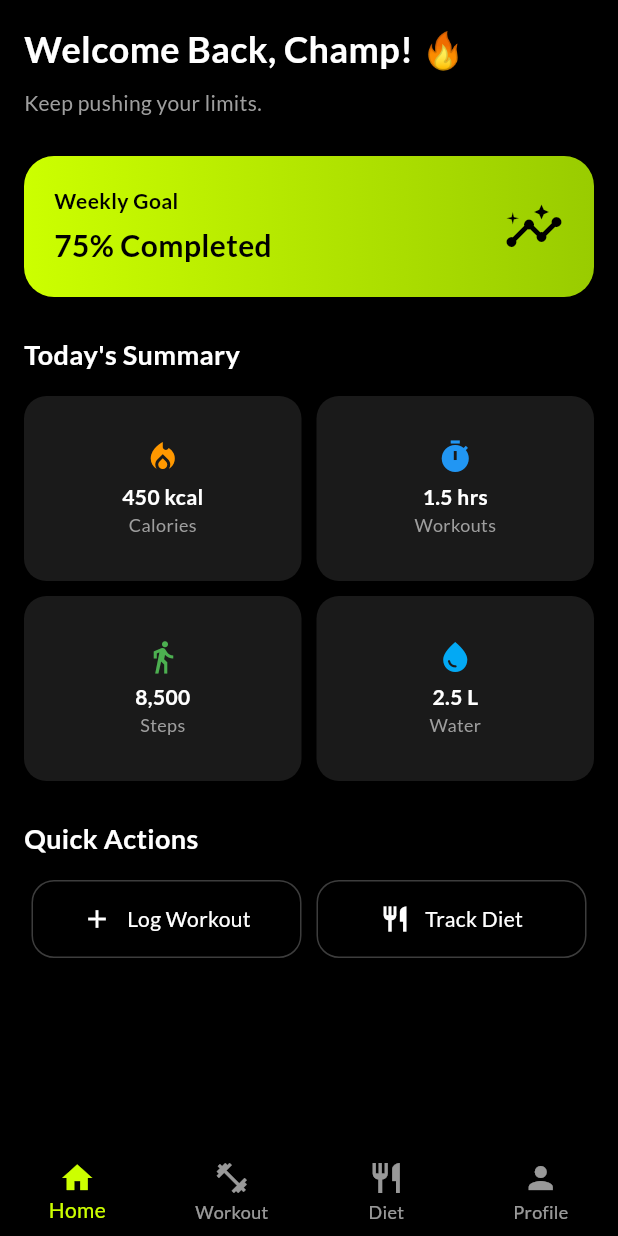
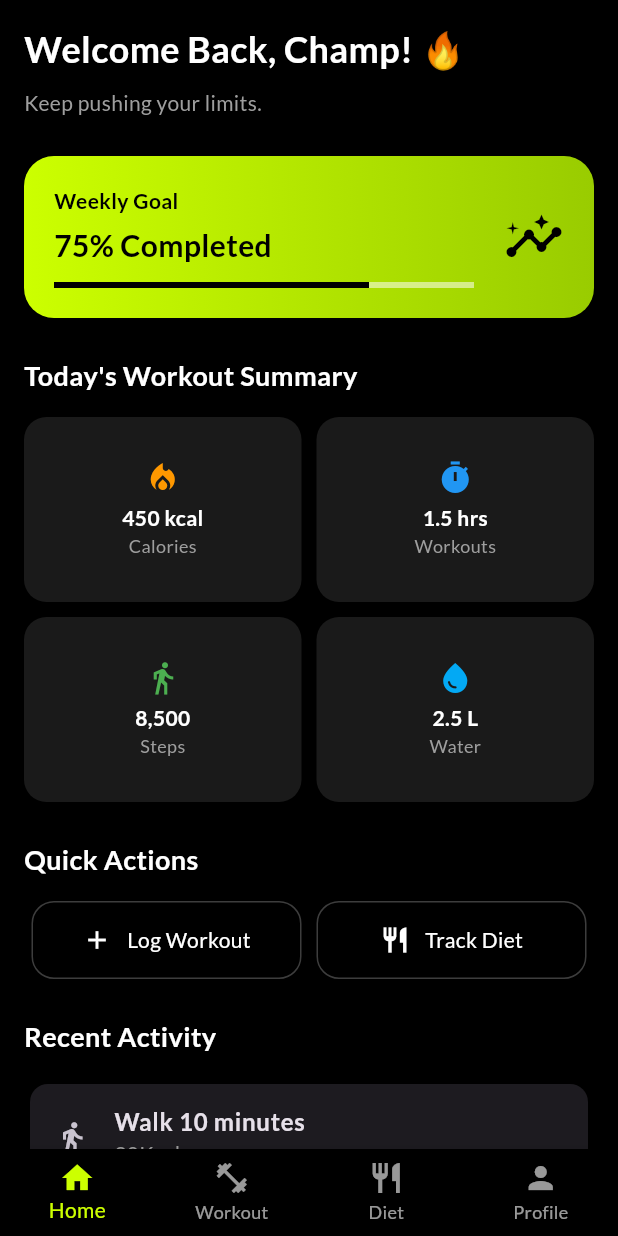
Before and after one commit to Ritesh-Kumar-Rai/gym_app_for_internship_task, a Flutter app: the screen it shows after launch, on a phone screen of 412 x 824 dp. Run offline on Flutter 3.47's test engine with Material 3 defaults, Android fonts, the phone set to English and light mode, and no system bars; our stand-ins replace google_fonts, shared_preferences.

Commit message:
improved and refactored to MVC architecture

```diff
--- a/lib/main.dart
+++ b/lib/main.dart
@@ -1,6 +1,6 @@
 import 'package:flutter/material.dart';
 import 'package:google_fonts/google_fonts.dart';
-import './widgets/splash_screen.dart';
+import 'views/widgets/splash_screen.dart';
 
 void main() {
   runApp(const GymApp());
--- /dev/null
+++ b/lib/models/workout_model.dart
@@ -0,0 +1,27 @@
+class Workout {
+  final String name;
+  final int duration; // minutes
+  final int calories;
+  final DateTime date;
+
+  Workout({
+    required this.name,
+    required this.duration,
+    required this.calories,
+    required this.date,
+  });
+}
+
+class WaterLog {
+  final int amount; // ml
+  final DateTime date;
+
+  WaterLog({required this.amount, required this.date});
+}
+
+class StepLog {
+  final int steps;
+  final DateTime date;
+
+  StepLog({required this.steps, required this.date});
+}
--- a/lib/screens/home_screen.dart
+++ b/lib/views/screens/home_screen.dart
@@ -35,7 +35,7 @@ class HomeScreen extends StatelessWidget {
 
               // 3. TODAY'S WORKOUT SUMMARY [cite: 32]
               const Text(
-                "Today's Summary",
+                "Today's Workout Summary",
                 style: TextStyle(
                   color: Colors.white,
                   fontSize: 18,
@@ -112,6 +112,50 @@ class HomeScreen extends StatelessWidget {
                   ),
                 ],
               ),
+              const SizedBox(height: 25),
+              const Text(
+                "Recent Activity",
+                style: TextStyle(
+                  fontWeight: FontWeight.bold,
+                  color: Colors.white,
+                  fontSize: 18,
+                ),
+              ),
+              const SizedBox(height: 15),
+              SingleChildScrollView(
+                scrollDirection: Axis.vertical,
+
+                child: Column(
+                  children: [
+                    Card(
+                      child: ListTile(
+                        title: Text(
+                          "Walk 10 minutes",
+                          style: TextStyle(fontWeight: FontWeight.w700),
+                        ),
+                        subtitle: Text(
+                          "30Kcal",
+                          style: TextStyle(color: Colors.grey),
+                        ),
+                        leading: Icon(Icons.directions_walk),
+                      ),
+                    ),
+                    Card(
+                      child: ListTile(
+                        title: Text(
+                          "Walk 10 minutes",
+                          style: TextStyle(fontWeight: FontWeight.w700),
+                        ),
+                        subtitle: Text(
+                          "30Kcal",
+                          style: TextStyle(color: Colors.grey),
+                        ),
+                        leading: Icon(Icons.directions_walk),
+                      ),
+                    ),
+                  ],
+                ),
+              ),
             ],
           ),
         ),
@@ -120,6 +164,47 @@ class HomeScreen extends StatelessWidget {
   }
 
   // --- UI HELPER WIDGETS ---
+
+  // Widget _buildProgressCard() {
+  //   return Container(
+  //     width: double.infinity,
+  //     padding: const EdgeInsets.all(20),
+  //     decoration: BoxDecoration(
+  //       gradient: const LinearGradient(
+  //         colors: [Color(0xFFCCFF00), Color(0xFF99CC00)],
+  //       ),
+  //       borderRadius: BorderRadius.circular(20),
+  //     ),
+  //     child: const Row(
+  //       mainAxisAlignment: MainAxisAlignment.spaceBetween,
+  //       children: [
+  //         Column(
+  //           crossAxisAlignment: CrossAxisAlignment.start,
+  //           children: [
+  //             Text(
+  //               "Weekly Goal",
+  //               style: TextStyle(
+  //                 color: Colors.black,
+  //                 fontWeight: FontWeight.bold,
+  //               ),
+  //             ),
+  //             SizedBox(height: 5),
+  //             Text(
+  //               "75% Completed",
+  //               style: TextStyle(
+  //                 color: Colors.black,
+  //                 fontSize: 20,
+  //                 fontWeight: FontWeight.bold,
+  //               ),
+  //             ),
+  //             LinearProgressIndicator(value: 0.6), // value is null by default
+  //           ],
+  //         ),
+  //         Icon(Icons.insights, size: 40, color: Colors.black),
+  //       ],
+  //     ),
+  //   );
+  // }
 
   Widget _buildProgressCard() {
     return Container(
@@ -131,12 +216,14 @@ class HomeScreen extends StatelessWidget {
         ),
         borderRadius: BorderRadius.circular(20),
       ),
-      child: const Row(
+      child: Row(
         mainAxisAlignment: MainAxisAlignment.spaceBetween,
         children: [
-          Column(
+          /// FIX: Expanded added
+          Expanded(
+            child: Column(
               crossAxisAlignment: CrossAxisAlignment.start,
-            children: [
+              children: const [
                 Text(
                   "Weekly Goal",
                   style: TextStyle(
@@ -144,7 +231,9 @@ class HomeScreen extends StatelessWidget {
                     fontWeight: FontWeight.bold,
                   ),
                 ),
+
                 SizedBox(height: 5),
+
                 Text(
                   "75% Completed",
                   style: TextStyle(
@@ -153,9 +242,21 @@ class HomeScreen extends StatelessWidget {
                     fontWeight: FontWeight.bold,
                   ),
                 ),
+
+                SizedBox(height: 10),
+
+                LinearProgressIndicator(
+                  value: 0.75,
+                  backgroundColor: Colors.white54,
+                  valueColor: AlwaysStoppedAnimation(Colors.black),
+                ),
               ],
             ),
-          Icon(Icons.insights, size: 40, color: Colors.black),
+          ),
+
+          const SizedBox(width: 20),
+
+          const Icon(Icons.insights, size: 40, color: Colors.black),
         ],
       ),
     );
```
Also changed, not shown: lib/controllers/diet_controller.dart (added, +16 -0 lines), lib/controllers/profile_controller.dart (added, +36 -0 lines), lib/views/screens/diet_screen.dart (renamed from lib/screens/diet_screen.dart, +41 -7 lines), lib/views/screens/profile_screen.dart (renamed from lib/screens/profile_screen.dart, +45 -13 lines), lib/views/screens/main_wrapper.dart (renamed from lib/screens/main_wrapper.dart), lib/views/screens/workout_screen.dart (renamed from lib/screens/workout_screen.dart), lib/views/widgets/responsive_layout.dart (renamed from lib/widgets/responsive_layout.dart), lib/views/widgets/splash_screen.dart (renamed from lib/widgets/splash_screen.dart). Lines whose indentation alone changed are shown as unchanged.
